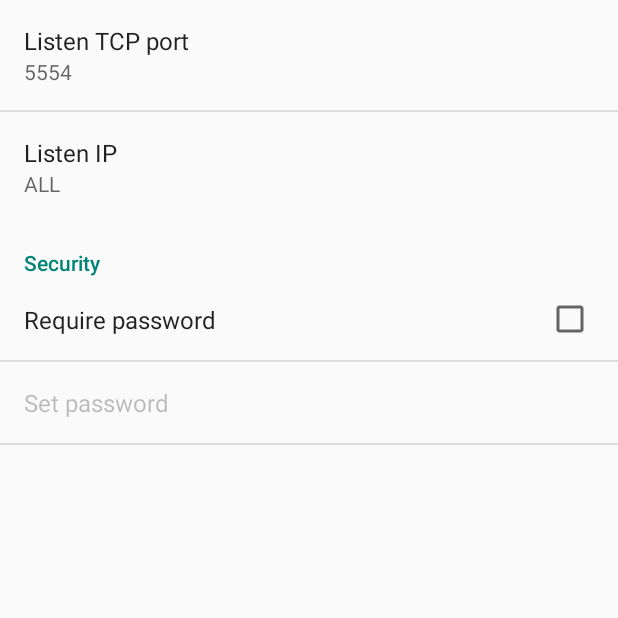
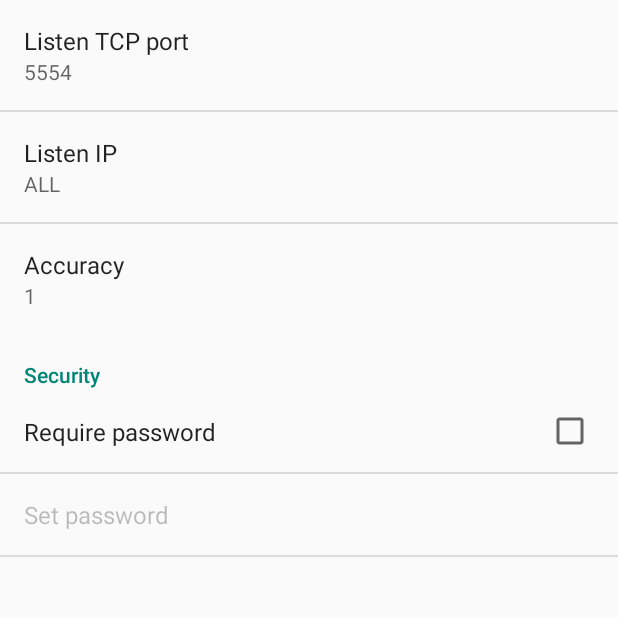
Before and after one commit to FlorianUekermann/mockgeofix, an Android app: the screen it shows after launch (SettingsActivity), after a tap on "SETTINGS", on a phone screen of 412 x 824 dp, the top half of it. Run offline under Robolectric (Android 15) with nearby library versions, the phone set to English and light mode, and no system bars; 3 statements that could not run were skipped.

Commit message:
Support customizing accuracy

```diff
--- a/app/src/main/java/github/luv/mockgeofix/MockLocationProvider.java
+++ b/app/src/main/java/github/luv/mockgeofix/MockLocationProvider.java
@@ -1,19 +1,20 @@
 package github.luv.mockgeofix;
 
 import android.content.Context;
+import android.content.SharedPreferences;
 import android.location.Location;
 import android.location.LocationManager;
 import android.os.Bundle;
+import android.preference.PreferenceManager;
 import android.util.Log;
 
 import java.lang.reflect.InvocationTargetException;
 import java.lang.reflect.Method;
 
-public class MockLocationProvider {
+public class MockLocationProvider implements SharedPreferences.OnSharedPreferenceChangeListener {
     static String TAG = "MockLocationProvider";
     //static String locationProviderName = "MockGeoFix";
     static String locationProviderName = LocationManager.GPS_PROVIDER;
-    static int accuracy = 1;
 
     static private MockLocationProvider instance = new MockLocationProvider();
     static public MockLocationProvider getInstance() { return instance; }
@@ -21,6 +22,8 @@ public class MockLocationProvider {
 
     protected Context mContext;
     protected LocationManager mLocationManager;
+    protected SharedPreferences mPref = null;
+    protected int accuracy = 1;
 
     static public void init(Context context) {
         getInstance()._init(context);
@@ -61,6 +64,16 @@ public class MockLocationProvider {
         }
         mContext = context;
         mLocationManager = (LocationManager) context.getSystemService(Context.LOCATION_SERVICE);
+        mPref = PreferenceManager.getDefaultSharedPreferences(context);
+        mPref.registerOnSharedPreferenceChangeListener(this);
+        accuracy = parseAccuracy();
+    }
+
+    @Override
+    public void onSharedPreferenceChanged(SharedPreferences sharedPreferences, String key) {
+        if (key.equals("accuracy")) {
+            accuracy = parseAccuracy();
+        }
     }
 
     protected void _register() {
@@ -119,5 +132,16 @@ public class MockLocationProvider {
         }
     }
 
+    private int parseAccuracy() {
+        String str = mPref.getString("accuracy", "1");
+        int ret;
+        try {
+            ret = Integer.parseInt(str);
+        } catch (NumberFormatException ex) {
+            Log.e(TAG, String.format("Invalid accuracy %s. Defaulting to 1", str));
+            ret = 1;
+        }
+        return ret;
+    }
 
 }
--- a/app/src/main/java/github/luv/mockgeofix/SettingsActivity.java
+++ b/app/src/main/java/github/luv/mockgeofix/SettingsActivity.java
@@ -60,6 +60,7 @@ public class SettingsActivity extends PreferenceActivity
         mInitialBinding = true;
         bindPreference(findPreference("listen_port"));
         bindPreference(findPreference("listen_ip"));
+        bindPreference(findPreference("accuracy"));
         bindPreference(findPreference("password"));
         bindPreference(findPreference("require_password"));
         mInitialBinding = false;
--- a/app/src/main/res/values/strings.xml
+++ b/app/src/main/res/values/strings.xml
@@ -32,6 +32,7 @@
     <string name="notifications_on">Show notifications</string>
     <string name="listen_port">Listen TCP port</string>
     <string name="listen_ip">Listen IP</string>
+    <string name="accuracy">Accuracy</string>
     <string name="password">Set password</string>
     <string name="require_password">Require password</string>
     <string name="require_password_summary"><b>WARNING:
--- a/app/src/main/res/xml/pref.xml
+++ b/app/src/main/res/xml/pref.xml
@@ -12,6 +12,15 @@
         android:title="@string/listen_ip"
         android:defaultValue="ALL"
     />
+
+    <EditTextPreference
+        android:key="accuracy"
+        android:title="@string/accuracy"
+        android:defaultValue="1"
+        android:selectAllOnFocus="true"
+        android:singleLine="true"
+        android:inputType="number"
+        />
 
     <PreferenceCategory
         android:title="@string/pref_header_security"
```
